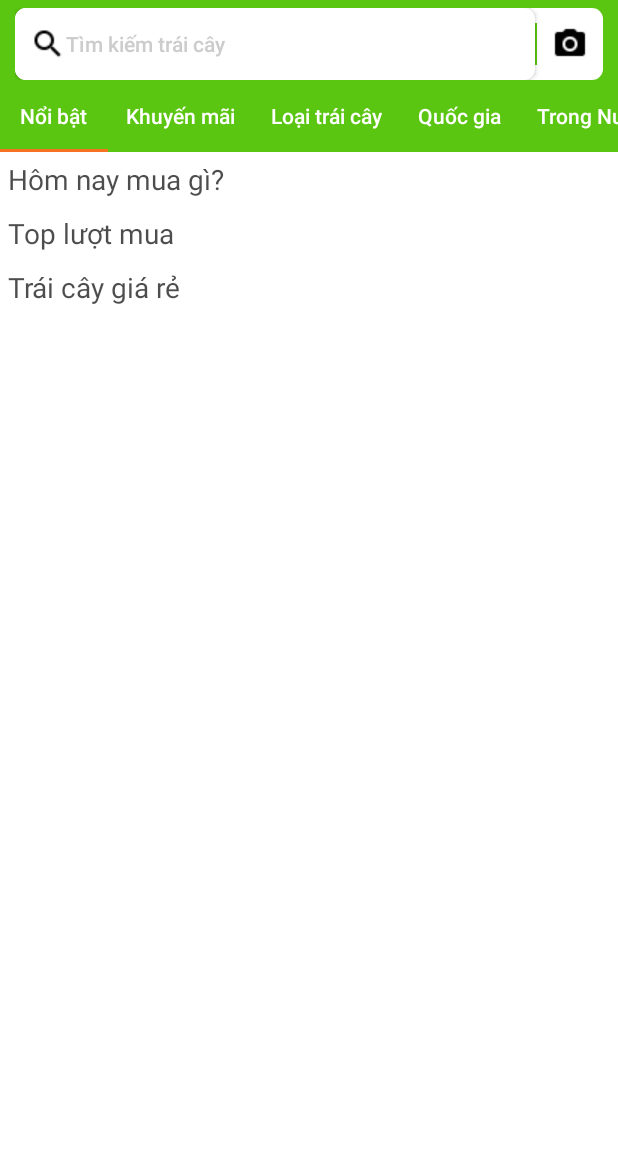
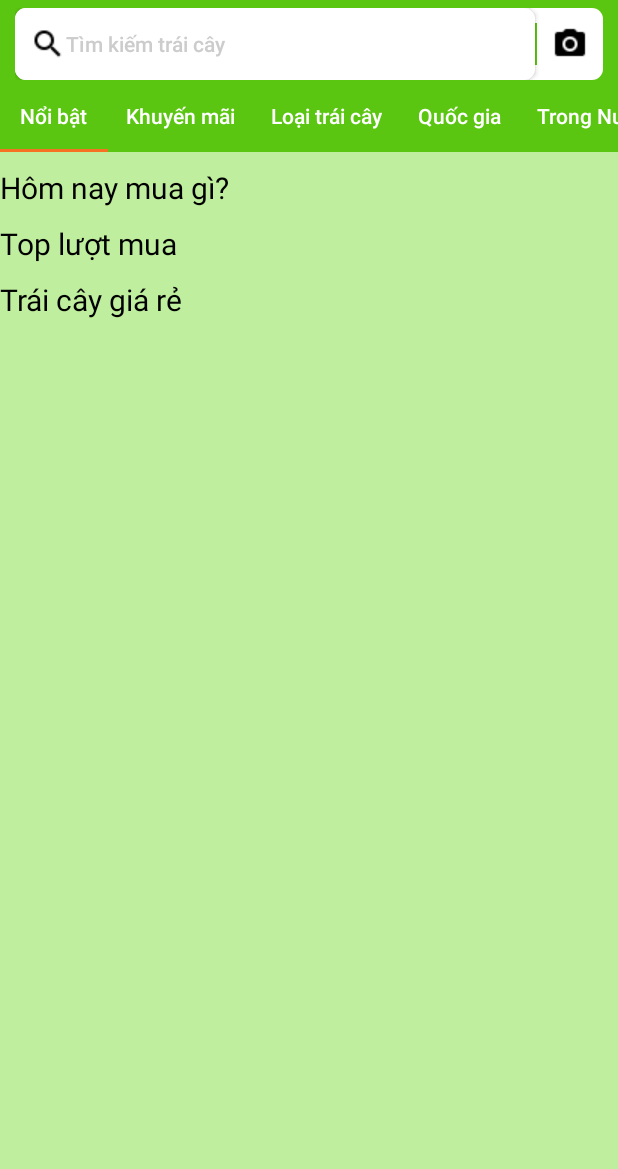
Before and after one commit to HuynhLongHo/LuanVan, an Android app: the screen it shows after launch (TrangChuActivity), on a phone screen of 412 x 824 dp, the part 67-1236 px from its top. Run offline under Robolectric (Android 15) with nearby library versions, the phone set to English and light mode, and no system bars; libraries missing offline, so code that uses them is left out: com.facebook, com.facebook.login; 4 statements that could not run were skipped.

Commit message:
update
Chỉnh sửa giao diện
Sửa lỗi khi thêm sản phẩm có id = 0

```diff
--- a/TraiCayNgoaiNhap/app/src/main/AndroidManifest.xml
+++ b/TraiCayNgoaiNhap/app/src/main/AndroidManifest.xml
@@ -59,7 +59,7 @@
             android:screenOrientation="portrait" />
         <activity
             android:name=".View.ChiTietTraiCay.ChiTietTraiCayActivity"
-            android:screenOrientation="portrait" />
+            android:screenOrientation="portrait"/>
         <activity android:name=".View.DanhGia.ThemDanhGiaActivity"
             android:theme="@style/Base.Theme.AppCompat.Dialog"/>
         <activity
--- a/TraiCayNgoaiNhap/app/src/main/java/longho/nienluan/traicayngoainhap/Adapter/AdapterTraiCay.java
+++ b/TraiCayNgoaiNhap/app/src/main/java/longho/nienluan/traicayngoainhap/Adapter/AdapterTraiCay.java
@@ -64,7 +64,7 @@ public class AdapterTraiCay extends RecyclerView.Adapter<AdapterTraiCay.ViewHold
         final traicay traicay = traicayList.get(position);
         holder.txtTenTraiCay.setText(traicay.getTenTraiCay());
         DecimalFormat formatter = new DecimalFormat("###,###");//định dạng tiền tệ
-        String giaban = "Giá: " + formatter.format(traicay.getGiaBan()) + " VNĐ";
+        String giaban = formatter.format(traicay.getGiaBan()) + " VNĐ";
         holder.txtGiaBan.setText(String.valueOf(giaban));
         holder.txtLuotMua.setText("Lượt mua: " + String.valueOf(traicay.getLuotMua()));
         Picasso.with(context).load(traicay.getHinhTraiCay()).resize(250,175).into(holder.imgHinhTraiCay, new Callback() {
--- a/TraiCayNgoaiNhap/app/src/main/java/longho/nienluan/traicayngoainhap/Model/GioHang/ModelGioHang.java
+++ b/TraiCayNgoaiNhap/app/src/main/java/longho/nienluan/traicayngoainhap/Model/GioHang/ModelGioHang.java
@@ -52,7 +52,7 @@ public class ModelGioHang {
         contentValues.put(DataSanPham.TB_GIOHANG_SOLUONGTONKHO,traicay.getSoLuongTon());
 
         long id = database.insert(DataSanPham.TB_GIOHANG,null,contentValues);
-        if(id > 0){
+        if(id >= 0){
             return true;
         }else{
             return false;
--- a/TraiCayNgoaiNhap/app/src/main/java/longho/nienluan/traicayngoainhap/View/ChiTietTraiCay/ChiTietTraiCayActivity.java
+++ b/TraiCayNgoaiNhap/app/src/main/java/longho/nienluan/traicayngoainhap/View/ChiTietTraiCay/ChiTietTraiCayActivity.java
@@ -86,6 +86,7 @@ public class ChiTietTraiCayActivity extends AppCompatActivity implements ViewChi
         btnMuaNgay = findViewById(R.id.btnMuaNgay);
 
         setSupportActionBar(toolbar);
+        toolbar.setTitle("Chi tiết cản phẩm");
 
         matraicay = getIntent().getIntExtra("matraicay", 0);
 
--- a/TraiCayNgoaiNhap/app/src/main/java/longho/nienluan/traicayngoainhap/View/TrangChu/Fragment/FragmentChươngTrinhKhuyenMai.java
+++ b/TraiCayNgoaiNhap/app/src/main/java/longho/nienluan/traicayngoainhap/View/TrangChu/Fragment/FragmentChươngTrinhKhuyenMai.java
@@ -9,6 +9,7 @@ import android.support.v7.widget.RecyclerView;
 import android.view.LayoutInflater;
 import android.view.View;
 import android.view.ViewGroup;
+import android.widget.TextView;
 
 import java.util.ArrayList;
 import java.util.List;
@@ -23,13 +24,17 @@ public class FragmentChươngTrinhKhuyenMai extends Fragment implements ViewKhuy
     RecyclerView rcvDangKhuyenMai,rcvSapKhuyenMai,rcvTop10KhuyenMai;
     AdapterKhuyenMai adapterKhuyenMai;
     List<KhuyenMai> dangKhuyenMais, sapKhuyenMais,top10KhuyenMais;
+    TextView txtSapKhuyenMai,txtDangKhuyenMai,txtTopKhuyenMai;
     @Nullable
     @Override
     public View onCreateView(@NonNull LayoutInflater inflater, @Nullable ViewGroup container, @Nullable Bundle savedInstanceState) {
-        View view = inflater.inflate(R.layout.layout_fragment_chuongtrinhkhuyenmai, container, false);
+        View view = inflater.inflate(R.layout.layout_fragment_khuyenmai, container, false);
         rcvDangKhuyenMai = view.findViewById(R.id.recycler_view_dangkhuyenmai);
         rcvSapKhuyenMai = view.findViewById(R.id.recycler_view_sapkhuyenmai);
         rcvTop10KhuyenMai = view.findViewById(R.id.recycler_view_top10khuyenmai);
+        txtSapKhuyenMai = view.findViewById(R.id.txtSapKhuyenMai);
+        txtDangKhuyenMai = view.findViewById(R.id.txtDangKhuyenMai);
+        txtTopKhuyenMai = view.findViewById(R.id.txtTopKhuyenMai);
         dangKhuyenMais = new ArrayList<>();
         sapKhuyenMais = new ArrayList<>();
         top10KhuyenMais = new ArrayList<>();
@@ -43,30 +48,50 @@ public class FragmentChươngTrinhKhuyenMai extends Fragment implements ViewKhuy
     @Override
     public void HienThiDanhSachDangKhuyenMai(List<KhuyenMai> khuyenMaiList) {
         dangKhuyenMais = khuyenMaiList;
+        if(khuyenMaiList.size()>0){
+            txtDangKhuyenMai.setVisibility(View.VISIBLE);
             AdapterKhuyenMai recyclerViewAdapter = new AdapterKhuyenMai(getContext(),dangKhuyenMais);
             RecyclerView.LayoutManager layoutManager = new GridLayoutManager(getActivity(),1,GridLayoutManager.HORIZONTAL,false);
             rcvDangKhuyenMai.setLayoutManager(layoutManager);
             rcvDangKhuyenMai.setAdapter(recyclerViewAdapter);
             recyclerViewAdapter.notifyDataSetChanged();
         }
+        else {
+            txtDangKhuyenMai.setVisibility(View.GONE);
+        }
+
+    }
 
     @Override
     public void HienThiDanhSachSapKhuyenMai(List<KhuyenMai> khuyenMaiList) {
         sapKhuyenMais = khuyenMaiList;
+        if(khuyenMaiList.size()>0){
+            txtSapKhuyenMai.setVisibility(View.VISIBLE);
             AdapterKhuyenMai recyclerViewAdapter = new AdapterKhuyenMai(getContext(),sapKhuyenMais);
             RecyclerView.LayoutManager layoutManager = new GridLayoutManager(getActivity(),1,GridLayoutManager.HORIZONTAL,false);
             rcvSapKhuyenMai.setLayoutManager(layoutManager);
             rcvSapKhuyenMai.setAdapter(recyclerViewAdapter);
             recyclerViewAdapter.notifyDataSetChanged();
         }
+        else{
+            txtSapKhuyenMai.setVisibility(View.GONE);
+        }
+
+    }
 
     @Override
     public void HienThiDanhSachTop10KhuyenMai(List<KhuyenMai> khuyenMaiList) {
         top10KhuyenMais = khuyenMaiList;
+        if(khuyenMaiList.size()>0){
+            txtTopKhuyenMai.setVisibility(View.VISIBLE);
             AdapterKhuyenMai recyclerViewAdapter = new AdapterKhuyenMai(getContext(),top10KhuyenMais);
             RecyclerView.LayoutManager layoutManager = new GridLayoutManager(getActivity(),1,GridLayoutManager.HORIZONTAL,false);
             rcvTop10KhuyenMai.setLayoutManager(layoutManager);
             rcvTop10KhuyenMai.setAdapter(recyclerViewAdapter);
             recyclerViewAdapter.notifyDataSetChanged();
+        }else {
+            txtTopKhuyenMai.setVisibility(View.GONE);
+        }
+
     }
 }
--- a/TraiCayNgoaiNhap/app/src/main/res/layout/custom_item_traicay_list.xml
+++ b/TraiCayNgoaiNhap/app/src/main/res/layout/custom_item_traicay_list.xml
@@ -41,10 +41,7 @@ android:layout_marginTop="10dp">
 
         <TextView
             android:id="@+id/txTenTraiCay"
-            android:layout_width="wrap_content"
-            android:layout_height="wrap_content"
-            android:text="Tên sản phẩm"
-            android:layout_marginBottom="5dp"
+            style="@style/TenDoiTuong"
             />
 
         <TextView
--- a/TraiCayNgoaiNhap/app/src/main/res/layout/layout_fragment_noibat.xml
+++ b/TraiCayNgoaiNhap/app/src/main/res/layout/layout_fragment_noibat.xml
@@ -1,9 +1,7 @@
 <?xml version="1.0" encoding="utf-8"?>
 <LinearLayout
     xmlns:android="http://schemas.android.com/apk/res/android"
-    android:layout_width="match_parent"
-    android:layout_height="match_parent"
-    android:orientation="vertical">
+    style="@style/DinhDangFragment">
     <android.support.v4.widget.NestedScrollView
         android:layout_width="match_parent"
         android:layout_height="match_parent">
@@ -12,12 +10,8 @@
             android:layout_height="match_parent"
             android:orientation="vertical">
             <TextView
-                android:layout_width="wrap_content"
-                android:layout_height="wrap_content"
+                style="@style/TieuDeRecycler"
                 android:text="Hôm nay mua gì?"
-                android:layout_margin="5dp"
-                android:textSize="3mm"
-                android:textColor="@color/tranparentBlack"
                 />
 
             <android.support.v7.widget.RecyclerView
@@ -26,12 +20,8 @@
                 android:layout_height="wrap_content">
             </android.support.v7.widget.RecyclerView>
             <TextView
-                android:layout_width="wrap_content"
-                android:layout_height="wrap_content"
                 android:text="Top lượt mua"
-                android:layout_margin="5dp"
-                android:textSize="3mm"
-                android:textColor="@color/tranparentBlack"
+                style="@style/TieuDeRecycler"
                 />
 
             <android.support.v7.widget.RecyclerView
@@ -40,12 +30,8 @@
                 android:layout_height="wrap_content">
             </android.support.v7.widget.RecyclerView>
             <TextView
-                android:layout_width="wrap_content"
-                android:layout_height="wrap_content"
                 android:text="Trái cây giá rẻ"
-                android:layout_margin="5dp"
-                android:textSize="3mm"
-                android:textColor="@color/tranparentBlack"
+                style="@style/TieuDeRecycler"
                 />
 
             <android.support.v7.widget.RecyclerView
--- a/TraiCayNgoaiNhap/app/src/main/res/values/styles.xml
+++ b/TraiCayNgoaiNhap/app/src/main/res/values/styles.xml
@@ -77,6 +77,40 @@
     <style name="DoiMauNgoiSaoRatingBar" parent="AppTheme">
         <item name="colorControlNormal">@color/bgLogo</item>
     </style>
+    <style name="TieuDeRecycler">
+        <item name="android:layout_width">wrap_content</item>
+        <item name="android:layout_height">wrap_content</item>
+        <item name="android:textColor">@color/colorBlack</item>
+        <item name="android:textSize">20sp</item>
+        <item name="android:layout_marginTop">10dp</item>
+
+    </style>
+    <style name="TenDoiTuong">
+        <item name="android:layout_width">match_parent</item>
+        <item name="android:layout_height">wrap_content</item>
+        <item name="android:textColor">@color/colorBlack</item>
+        <item name="android:textSize">17sp</item>
+        <item name="android:textAlignment">center</item>
+        <item name="android:background">@color/bgLogo</item>
+
+    </style>
+    <style name="ThoiGianKhuyenMai">
+        <item name="android:layout_width">match_parent</item>
+        <item name="android:layout_height">wrap_content</item>
+        <item name="android:textColor">@color/colorBlack</item>
+        <item name="android:textSize">13sp</item>
+        <item name="android:textAlignment">center</item>
+        <item name="android:background">@color/colorWhite</item>
+
+    </style>
+    <style name="DinhDangFragment">
+        <item name="android:layout_width">match_parent</item>
+        <item name="android:layout_height">match_parent</item>
+        <item name="android:orientation">vertical</item>
+        <item name="android:background">@color/colorSliderInActive</item>
+
+    </style>
+
 
 
 
```
Also changed, not shown: TraiCayNgoaiNhap/app/src/main/res/layout/custom_item_khuyenmai.xml (+2 -14 lines), TraiCayNgoaiNhap/app/src/main/res/layout/custom_item_loaitraicay.xml (+3 -7 lines), TraiCayNgoaiNhap/app/src/main/res/layout/custom_item_quocgia.xml (+4 -8 lines), TraiCayNgoaiNhap/app/src/main/res/layout/custom_item_traicay.xml (+11 -13 lines), TraiCayNgoaiNhap/app/src/main/res/layout/layout_fragment_khuyenmai.xml (renamed from TraiCayNgoaiNhap/app/src/main/res/layout/layout_fragment_chuongtrinhkhuyenmai.xml, +10 -18 lines), TraiCayNgoaiNhap/app/src/main/res/layout/layout_fragment_loaitraicay.xml (+2 -8 lines), TraiCayNgoaiNhap/app/src/main/res/layout/layout_fragment_quocgia.xml (+2 -8 lines). Lines whose indentation alone changed are shown as unchanged.
